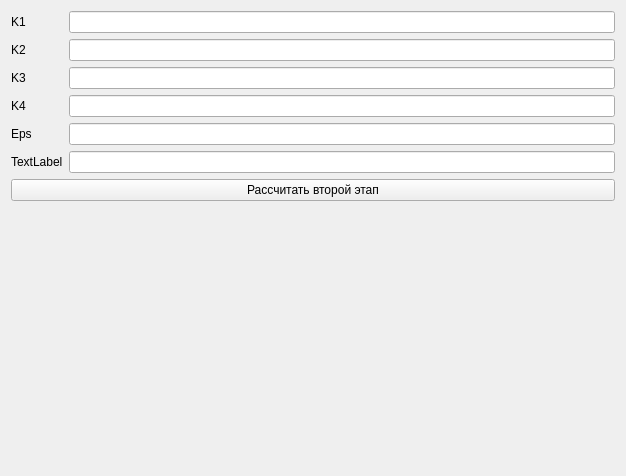
Kroshy1984/MIOM, file gui/SecondaryParameters.ui: the form before one commit.
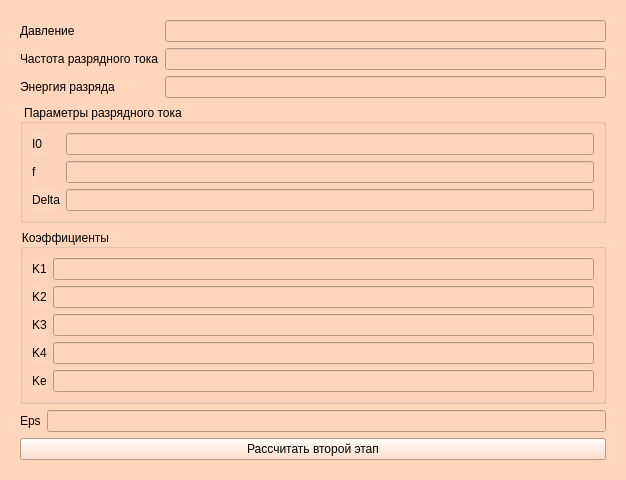
The form after the commit.

Commit message: BaseView.py changed. Date Base view has changed.

```diff
--- a/gui/SecondaryParameters.ui
+++ b/gui/SecondaryParameters.ui
@@ -13,12 +13,93 @@
   <property name="windowTitle">
    <string>Form</string>
   </property>
+  <property name="styleSheet">
+   <string notr="true">QWidget { background-color: rgb(255, 213, 188) }</string>
+  </property>
   <layout class="QHBoxLayout" name="horizontalLayout_2">
    <item>
-    <layout class="QVBoxLayout" name="verticalLayout">
+    <widget class="QWidget" name="widget" native="true">
+     <layout class="QVBoxLayout" name="verticalLayout_3">
      <item>
       <layout class="QFormLayout" name="formLayout">
        <item row="0" column="0">
+         <widget class="QLabel" name="label_7">
+          <property name="text">
+           <string>Давление</string>
+          </property>
+         </widget>
+        </item>
+        <item row="0" column="1">
+         <widget class="QLineEdit" name="lineEditPressure"/>
+        </item>
+        <item row="1" column="0">
+         <widget class="QLabel" name="label_8">
+          <property name="text">
+           <string>Частота разрядного тока</string>
+          </property>
+         </widget>
+        </item>
+        <item row="1" column="1">
+         <widget class="QLineEdit" name="lineEditFrequencyAmper"/>
+        </item>
+        <item row="2" column="0">
+         <widget class="QLabel" name="label_9">
+          <property name="text">
+           <string>Энергия разряда</string>
+          </property>
+         </widget>
+        </item>
+        <item row="2" column="1">
+         <widget class="QLineEdit" name="lineEditDischargeEnergy"/>
+        </item>
+       </layout>
+      </item>
+      <item>
+       <widget class="QGroupBox" name="groupBox">
+        <property name="title">
+         <string>Параметры разрядного тока</string>
+        </property>
+        <layout class="QFormLayout" name="formLayout_3">
+         <item row="0" column="0">
+          <widget class="QLabel" name="label_12">
+           <property name="text">
+            <string>I0</string>
+           </property>
+          </widget>
+         </item>
+         <item row="1" column="0">
+          <widget class="QLabel" name="label_13">
+           <property name="text">
+            <string>f</string>
+           </property>
+          </widget>
+         </item>
+         <item row="2" column="0">
+          <widget class="QLabel" name="label_14">
+           <property name="text">
+            <string>Delta</string>
+           </property>
+          </widget>
+         </item>
+         <item row="0" column="1">
+          <widget class="QLineEdit" name="lineEditI0"/>
+         </item>
+         <item row="1" column="1">
+          <widget class="QLineEdit" name="lineEditF"/>
+         </item>
+         <item row="2" column="1">
+          <widget class="QLineEdit" name="lineEditDelta"/>
+         </item>
+        </layout>
+       </widget>
+      </item>
+      <item>
+       <widget class="QGroupBox" name="groupBox_2">
+        <property name="title">
+         <string>Коэффициенты</string>
+        </property>
+        <layout class="QFormLayout" name="formLayout_4">
+         <item row="0" column="0">
         <widget class="QLabel" name="label">
          <property name="text">
           <string>K1</string>
@@ -26,7 +107,7 @@
         </widget>
        </item>
        <item row="0" column="1">
-        <widget class="QLineEdit" name="lineEdit"/>
+          <widget class="QLineEdit" name="lineEditK1"/>
        </item>
        <item row="1" column="0">
         <widget class="QLabel" name="label_2">
@@ -36,7 +117,7 @@
         </widget>
        </item>
        <item row="1" column="1">
-        <widget class="QLineEdit" name="lineEdit_2"/>
+          <widget class="QLineEdit" name="lineEditK2"/>
        </item>
        <item row="2" column="0">
         <widget class="QLabel" name="label_3">
@@ -46,7 +127,7 @@
         </widget>
        </item>
        <item row="2" column="1">
-        <widget class="QLineEdit" name="lineEdit_3"/>
+          <widget class="QLineEdit" name="lineEditK3"/>
        </item>
        <item row="3" column="0">
         <widget class="QLabel" name="label_4">
@@ -56,27 +137,32 @@
         </widget>
        </item>
        <item row="3" column="1">
-        <widget class="QLineEdit" name="lineEdit_4"/>
+          <widget class="QLineEdit" name="lineEditK4"/>
        </item>
        <item row="4" column="0">
+          <widget class="QLabel" name="label_10">
+           <property name="text">
+            <string>Ke</string>
+           </property>
+          </widget>
+         </item>
+         <item row="4" column="1">
+          <widget class="QLineEdit" name="lineEditKe"/>
+         </item>
+        </layout>
+       </widget>
+      </item>
+      <item>
+       <layout class="QFormLayout" name="formLayout_2">
+        <item row="0" column="0">
         <widget class="QLabel" name="label_5">
          <property name="text">
           <string>Eps</string>
          </property>
         </widget>
        </item>
-       <item row="4" column="1">
-        <widget class="QLineEdit" name="lineEdit_5"/>
-       </item>
-       <item row="5" column="0">
-        <widget class="QLabel" name="label_6">
-         <property name="text">
-          <string>TextLabel</string>
-         </property>
-        </widget>
-       </item>
-       <item row="5" column="1">
-        <widget class="QLineEdit" name="lineEdit_6"/>
+        <item row="0" column="1">
+         <widget class="QLineEdit" name="lineEditEps"/>
        </item>
       </layout>
      </item>
@@ -101,6 +187,7 @@
       </spacer>
      </item>
     </layout>
+    </widget>
    </item>
   </layout>
  </widget>
```
Lines whose indentation alone changed are shown as unchanged. The commit also changes 2 other files.
